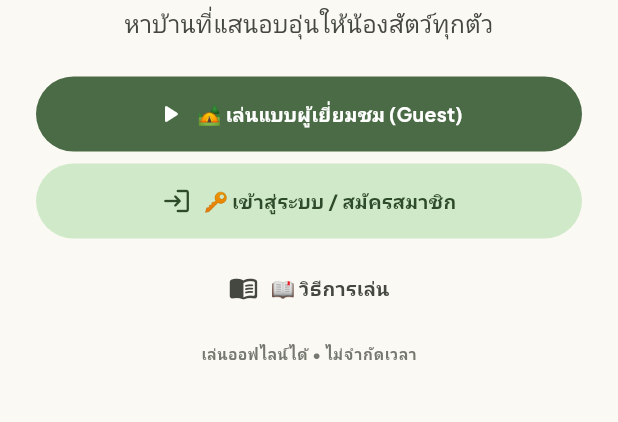
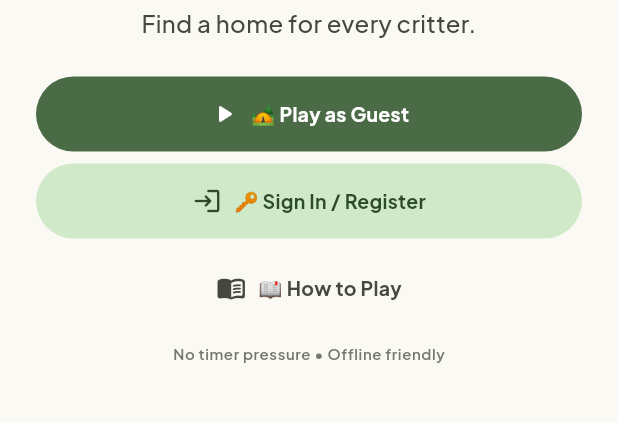
Before and after one commit to mizae1234/critter_camp, a Flutter app: the screen it shows after launch, on a phone screen of 412 x 824 dp, the part 423-845 px from its top. Run offline on Flutter 3.47's test engine with Material 3 defaults, Android fonts, the phone set to English and light mode, and no system bars; our stand-ins replace audioplayers, google_fonts, shared_preferences; accounts and stored records are empty.

Commit message:
feat(audio & i18n): synthesize cozy sound effects and implement instantaneous bilingual switching with English default

```diff
--- a/lib/app/app.dart
+++ b/lib/app/app.dart
@@ -163,6 +163,9 @@ class _CritterCampAppState extends State<CritterCampApp> {
 
   @override
   Widget build(BuildContext context) {
+    return ValueListenableBuilder<String>(
+      valueListenable: AppStrings.currentLocale,
+      builder: (context, locale, _) {
         return MaterialApp(
           title: 'Critter Camp',
           debugShowCheckedModeBanner: false,
@@ -170,6 +173,8 @@ class _CritterCampAppState extends State<CritterCampApp> {
           home: _isLoading
               ? const Scaffold(body: Center(child: CircularProgressIndicator()))
               : _buildCurrentView(),
+        );
+      },
     );
   }
 
--- a/lib/core/localization/app_strings.dart
+++ b/lib/core/localization/app_strings.dart
@@ -1,50 +1,78 @@
 import 'package:flutter/foundation.dart';
 
 class AppStrings {
-  static final ValueNotifier<String> currentLocale = ValueNotifier<String>('th');
+  static final ValueNotifier<String> currentLocale = ValueNotifier<String>('en');
 
   static bool get isThai => currentLocale.value == 'th';
 
-  // Common Navigation & Titles
-  static String get home => isThai ? 'หน้าหลัก' : 'Home';
-  static String get journey => isThai ? 'การเดินทาง' : 'Journey';
-  static String get daily => isThai ? 'ประจำวัน' : 'Daily';
-  static String get collection => isThai ? 'ของสะสม' : 'Collection';
-  static String get profile => isThai ? 'โปรไฟล์' : 'Profile';
-  static String get leaderboard => isThai ? 'อันดับผู้นำ' : 'Leaderboard';
-  static String get settings => isThai ? 'ตั้งค่า' : 'Settings';
+  static String tr({required String en, required String th}) => isThai ? th : en;
+
+  // Common Navigation & Tabs
+  static String get home => tr(en: 'Home', th: 'หน้าหลัก');
+  static String get journey => tr(en: 'Journey', th: 'การเดินทาง');
+  static String get daily => tr(en: 'Daily', th: 'ประจำวัน');
+  static String get collection => tr(en: 'Collection', th: 'ของสะสม');
+  static String get profile => tr(en: 'Profile', th: 'โปรไฟล์');
+  static String get leaderboard => tr(en: 'Leaderboard', th: 'อันดับผู้นำ');
+  static String get settings => tr(en: 'Settings', th: 'ตั้งค่า');
 
   // First Launch / Auth
   static String get appTitle => 'Critter Camp';
-  static String get appTagline => isThai ? 'หาบ้านที่แสนอบอุ่นให้น้องสัตว์ทุกตัว' : 'Find a home for every critter.';
-  static String get playAsGuest => isThai ? '🏕️ เล่นแบบผู้เยี่ยมชม (Guest)' : '🏕️ Play as Guest';
-  static String get signInOrRegister => isThai ? '🔑 เข้าสู่ระบบ / สมัครสมาชิก' : '🔑 Sign In / Register';
-  static String get howToPlay => isThai ? '📖 วิธีการเล่น' : '📖 How to Play';
-  static String get offlineFriendly => isThai ? 'เล่นออฟไลน์ได้ • ไม่จำกัดเวลา' : 'No timer pressure • Offline friendly';
+  static String get appTagline => tr(en: 'Find a home for every critter.', th: 'หาบ้านที่แสนอบอุ่นให้น้องสัตว์ทุกตัว');
+  static String get playAsGuest => tr(en: '🏕️ Play as Guest', th: '🏕️ เล่นแบบผู้เยี่ยมชม');
+  static String get signInOrRegister => tr(en: '🔑 Sign In / Register', th: '🔑 เข้าสู่ระบบ / สมัครสมาชิก');
+  static String get howToPlay => tr(en: '📖 How to Play', th: '📖 วิธีการเล่น');
+  static String get offlineFriendly => tr(en: 'No timer pressure • Offline friendly', th: 'เล่นออฟไลน์ได้ • ไม่จำกัดเวลา');
+  static String get cancel => tr(en: 'Cancel', th: 'ยกเลิก');
+  static String get continueBtn => tr(en: 'Continue', th: 'ดำเนินการต่อ');
+  static String get emailLabel => tr(en: 'Email Address', th: 'อีเมล');
+  static String get camperNameLabel => tr(en: 'Camper Name', th: 'ชื่อผู้เล่น (Camper Name)');
+  static String get countryLabel => tr(en: 'Country (for Leaderboard)', th: 'ประเทศ (สำหรับ Leaderboard)');
 
   // Home Hub
-  static String get readyForBrainBreak => isThai ? 'พร้อมฝึกสมองเบาๆ หรือยัง?' : 'Ready for a little brain break?';
-  static String get stageWaiting => isThai ? 'กำลังรอน้องๆ เข้าพัก' : 'is waiting for you.';
-  static String get playCurrentStage => isThai ? 'เล่นด่าน' : 'Play Stage';
-  static String get dailyChallenge => isThai ? 'ปริศนาประจำวัน' : 'Daily Puzzle';
-  static String get playDaily => isThai ? 'เล่นประจำวัน' : 'Play Daily';
-  static String get recentCritters => isThai ? 'สัตว์ที่ปลดล็อกล่าสุด' : 'Recent Critters';
-  static String get viewLeaderboard => isThai ? 'ดูกระดานผู้นำ' : 'View Leaderboard';
-  static String get topCampersThisWeek => isThai ? 'ดูอันดับผู้เล่นสัปดาห์นี้' : 'Top campers ranking this week';
+  static String get readyForBrainBreak => tr(en: 'Ready for a little brain break?', th: 'พร้อมฝึกสมองเบาๆ หรือยัง?');
+  static String get stageWaiting => tr(en: 'is waiting for you.', th: 'กำลังรอน้องๆ เข้าพัก');
+  static String get playCurrentStage => tr(en: 'Play Stage', th: 'เล่นด่าน');
+  static String get dailyChallenge => tr(en: 'Daily Puzzle', th: 'ปริศนาประจำวัน');
+  static String get playDaily => tr(en: 'Play Daily', th: 'เล่นประจำวัน');
+  static String get recentCritters => tr(en: 'Recent Critters', th: 'สัตว์ที่ปลดล็อกล่าสุด');
+  static String get viewLeaderboard => tr(en: 'Camp Leaderboard', th: 'ดูกระดานผู้นำ');
+  static String get topCampersThisWeek => tr(en: 'View Weekly & Thailand Rankings', th: 'ดูอันดับผู้เล่นสัปดาห์นี้');
+
+  // Journey
+  static String get biomes => tr(en: 'Biomes & Trails', th: 'แผนที่การเดินทาง');
+  static String get stagePrefix => tr(en: 'Stage', th: 'ด่านที่');
+  static String get locked => tr(en: 'Locked', th: 'ยังไม่ปลดล็อก');
 
   // Gameplay
-  static String get back => isThai ? 'ย้อนกลับ' : 'Back';
-  static String get restart => isThai ? 'เริ่มใหม่' : 'Restart';
-  static String get undo => isThai ? 'เลิกทำ' : 'Undo';
-  static String get hint => isThai ? 'คำใบ้' : 'Hint';
-  static String get placeCritterTool => isThai ? 'วางสัตว์' : 'Place';
-  static String get markXTool => isThai ? 'กา X' : 'Mark X';
+  static String get back => tr(en: 'Back', th: 'ย้อนกลับ');
+  static String get restart => tr(en: 'Restart', th: 'เริ่มใหม่');
+  static String get undo => tr(en: 'Undo', th: 'เลิกทำ');
+  static String get hint => tr(en: 'Hint', th: 'คำใบ้');
+  static String get placeCritterTool => tr(en: 'Place', th: 'วางสัตว์');
+  static String get markXTool => tr(en: 'Mark X', th: 'กา X');
+  static String get moves => tr(en: 'Moves', th: 'จำนวนตา');
+  static String get time => tr(en: 'Time', th: 'เวลา');
+  static String get lives => tr(en: 'Lives', th: 'หัวใจ');
+  static String get rulesHint => tr(en: '1 critter per row/col/region • No touching!', th: '1 ตัวต่อแถว/หลัก/โซน • ห้ามแตะโดนกัน');
 
   // Level Complete
-  static String get levelCompleteTitle => isThai ? 'ยอดเยี่ยมมาก!' : 'Level Complete!';
-  static String get levelCompleteSub => isThai ? 'น้องสัตว์ทุกตัวได้บ้านที่อบอุ่นแล้ว' : 'Every critter found a cozy home.';
-  static String get nextStage => isThai ? 'ด่านถัดไป' : 'Next Stage';
-  static String get replayStage => isThai ? 'เล่นซ้ำ' : 'Replay';
-  static String get backToCamp => isThai ? 'กลับหน้าหลัก' : 'Back to Camp';
-  static String get doubleAcorns => isThai ? 'รับลูกโอ๊ก x2 (ดูวิดีโอ)' : 'Double Acorns (Watch Video)';
+  static String get levelCompleteTitle => tr(en: 'Level Complete!', th: 'ยอดเยี่ยมมาก!');
+  static String get levelCompleteSub => tr(en: 'Every critter found a cozy home.', th: 'น้องสัตว์ทุกตัวได้บ้านที่อบอุ่นแล้ว');
+  static String get nextStage => tr(en: 'Next Stage', th: 'ด่านถัดไป');
+  static String get replayStage => tr(en: 'Replay', th: 'เล่นซ้ำ');
+  static String get backToCamp => tr(en: 'Back to Camp', th: 'กลับหน้าหลัก');
+  static String get doubleAcorns => tr(en: 'Double Acorns (Watch Video)', th: 'รับลูกโอ๊ก x2 (ดูวิดีโอ)');
+
+  // Settings
+  static String get languageSetting => tr(en: 'Language / ภาษา', th: 'ภาษา / Language');
+  static String get gameplayComfort => tr(en: 'Gameplay & Comfort', th: 'การเล่นและความสบายตา');
+  static String get zenMode => tr(en: 'Zen Mode (Unlimited Lives)', th: 'โหมดผ่อนคลาย (ไม่จำกัดหัวใจ)');
+  static String get zenModeSub => tr(en: 'Relax without losing hearts on mistakes', th: 'เล่นสบายๆ ไม่หักหัวใจเมื่อวางผิด');
+  static String get highContrast => tr(en: 'Pattern / High Contrast Mode', th: 'โหมดลวดลายความเปรียบต่างสูง');
+  static String get highContrastSub => tr(en: 'Add shapes to colored regions for accessibility', th: 'เพิ่มลวดลายในแต่ละโซนเพื่อการมองเห็นที่ชัดเจน');
+  static String get soundAndAtmosphere => tr(en: 'Sound & Atmosphere', th: 'ระบบเสียงและบรรยากาศ');
+  static String get campfireMusic => tr(en: 'Campfire Music', th: 'ดนตรีรอบกองไฟ (BGM)');
+  static String get sfxVolume => tr(en: 'Sound Effects (SFX)', th: 'เสียงเอฟเฟกต์ (SFX)');
+  static String get accountAndSync => tr(en: 'Account & Cloud Sync', th: 'บัญชีและการซิงก์ข้อมูล');
 }
--- a/lib/core/storage/local_storage.dart
+++ b/lib/core/storage/local_storage.dart
@@ -165,6 +165,6 @@ class LocalStorage {
   bool getHasSeenOnboarding() => _prefs.getBool(keyHasSeenOnboarding) ?? false;
   Future<void> setHasSeenOnboarding(bool val) => _prefs.setBool(keyHasSeenOnboarding, val);
 
-  String getLanguage() => _prefs.getString(keyLanguage) ?? 'th';
+  String getLanguage() => _prefs.getString(keyLanguage) ?? 'en';
   Future<void> setLanguage(String lang) => _prefs.setString(keyLanguage, lang);
 }
--- a/pubspec.yaml
+++ b/pubspec.yaml
@@ -62,6 +62,7 @@ flutter:
   assets:
     - screenshots/
     - manifest.json
+    - assets/audio/
 
   # An image asset can refer to one or more resolution-specific "variants", see
   # https://flutter.dev/to/resolution-aware-images
```
Also changed, not shown: lib/core/widgets/critter_bottom_nav.dart (+6 -5 lines), lib/features/gameplay/presentation/level_complete_screen.dart (+4 -3 lines), lib/features/home/presentation/home_screen.dart (+11 -10 lines), lib/features/settings/presentation/settings_screen.dart (+23 -23 lines), lib/game/widgets/puzzle_toolbar_widget.dart (+25 -11 lines), lib/services/audio/audio_service.dart (+25 -35 lines), 7 other files. Lines whose indentation alone changed are shown as unchanged.
